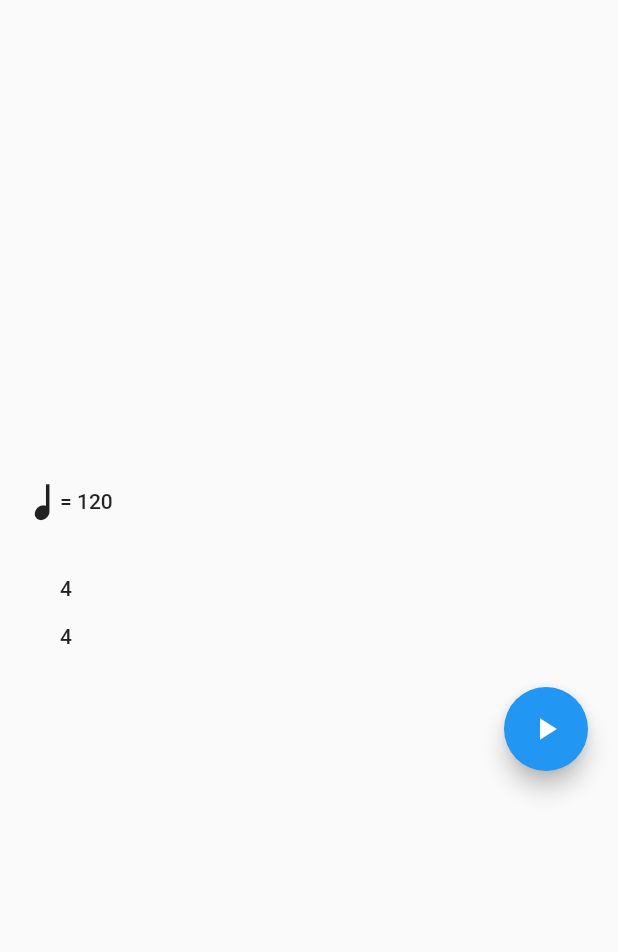
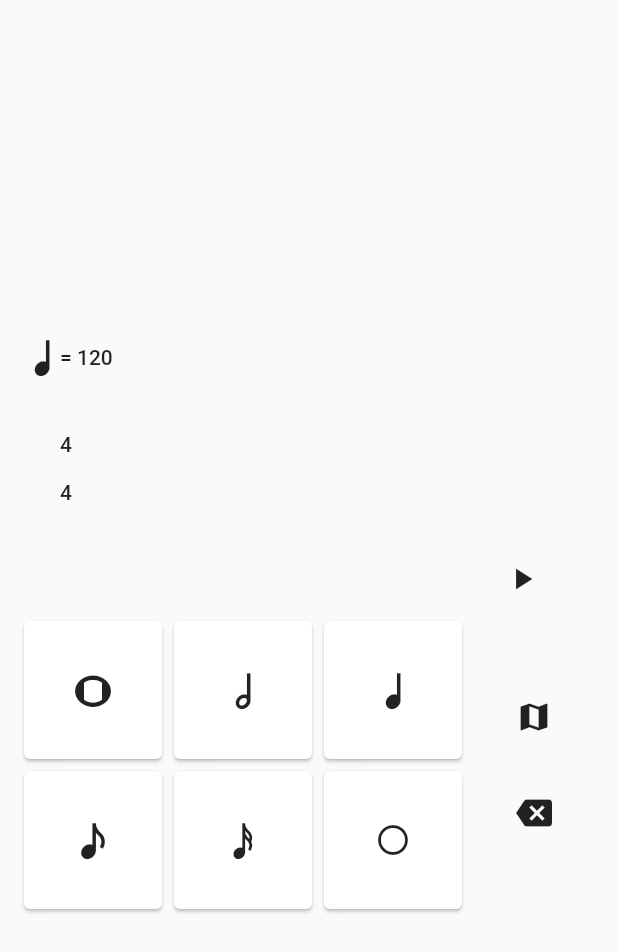
Before and after one commit to zeucapua/rit_app, a Flutter app: the RhythmPlayerPage screen opened directly, on a phone screen of 412 x 824 dp. Shown: the top 952 px of the screen. Run offline on Flutter 3.47's test engine with Material 2 defaults, Android fonts, the phone set to English and light mode, and no system bars; our stand-ins replace numberpicker, shared_preferences; missing offline and left inert: flutter_midi; accounts and stored records are empty.

Commit message:
working RhythmPagePlayer with BeatInputs

```diff
--- /dev/null
+++ b/lib/models/BeatInput.dart
@@ -0,0 +1,40 @@
+import 'package:flutter/material.dart';
+import 'package:rit_app/models/Constants.dart';
+
+class BeatInput extends StatelessWidget {
+
+  BeatInput(this.value, this.onPressed);
+
+  int value;
+  final GestureTapCallback onPressed;
+
+  @override
+  Widget build(BuildContext context) {
+
+    Icon noteIcon;
+
+    // TODO: Make Stateful and add rest equivalents
+    switch (value) {
+      case 16: noteIcon = Icon(Constants.whole); break;
+      case 8: noteIcon = Icon(Constants.half); break;
+      case 4: noteIcon = Icon(Constants.quarter); break;
+      case 2: noteIcon = Icon(Constants.eighth); break;
+      case 1: noteIcon = Icon(Constants.sixteenth); break;
+      case -1: noteIcon = Icon(Icons.radio_button_unchecked); break; // change into dot
+      default: noteIcon = Icon(Constants.quarter); break;
+    }
+
+    return GestureDetector(
+      onTap: onPressed,
+      child: Container(
+        constraints: BoxConstraints(minHeight: 100.0, minWidth: 100.0),
+        child: Card(
+          child: noteIcon,
+        ),
+      )
+    );
+  }
+
+
+
+}
--- a/lib/models/Constants.dart
+++ b/lib/models/Constants.dart
@@ -7,7 +7,7 @@ class Constants {
   static const int MINUTE_IN_MILLISECONDS = 60000;
 
   // IconData for each of the vector notes
-  // TODO: add dotted icons
+  // TODO: add dotted icons and rests
   static const IconData whole = IconData(0xe900, fontFamily: 'whole');
   static const IconData half = IconData(0xe900, fontFamily: 'half');
   static const IconData quarter = IconData(0xe900, fontFamily: 'quarter');
--- a/lib/pages/RhythmPlayerPage.dart
+++ b/lib/pages/RhythmPlayerPage.dart
@@ -5,6 +5,7 @@ import 'package:flutter_midi/flutter_midi.dart';
 
 import 'package:rit_app/models/Beat.dart';
 import 'package:rit_app/models/BeatDisplay.dart';
+import 'package:rit_app/models/BeatInput.dart';
 import 'package:rit_app/models/Constants.dart';
 
 class RhythmPlayerPage extends StatefulWidget { @override RhythmPlayerPageState createState() => RhythmPlayerPageState(); }
@@ -22,6 +23,8 @@ class RhythmPlayerPageState extends State<RhythmPlayerPage> {
   int currentBeat;
   bool isMetronomePlaying;
 
+  bool isInputtingRest;
+
   List<Beat> beats;
   List<BeatDisplay> beatDisplays;
 
@@ -38,6 +41,11 @@ class RhythmPlayerPageState extends State<RhythmPlayerPage> {
           child: Center(
 
               child: Column(
+                mainAxisAlignment: MainAxisAlignment.center,
+                children: <Widget>[
+
+                  // bar display
+                  Column(
                     mainAxisAlignment: MainAxisAlignment.center,
                     crossAxisAlignment: CrossAxisAlignment.center,
                     children: <Widget>[
@@ -94,12 +102,78 @@ class RhythmPlayerPageState extends State<RhythmPlayerPage> {
                         alignment: FractionalOffset.centerRight,
                         child: Container(
                           padding: EdgeInsets.only(right: 20.0),
-                      child: FloatingActionButton(
+                          child: FlatButton(
                             child: isMetronomePlaying ? Icon(Icons.stop) : Icon(Icons.play_arrow),
                             onPressed: () => togglePlayer(),
                           ),
                         ),
+                      ),
+
+
+                    ],
+                  ),
+
+
+                  // beat input
+                  Row(
+                    mainAxisAlignment: MainAxisAlignment.center,
+                    crossAxisAlignment: CrossAxisAlignment.center,
+                    children: <Widget>[
+
+                      Column(
+                        children: <Widget>[
+
+                          Row(
+                            children: <Widget>[
+
+                              BeatInput(16, () => addBeat(Beat(16), isInputtingRest)),
+                              BeatInput(8, () => addBeat(Beat(8), isInputtingRest)),
+                              BeatInput(4, () => addBeat(Beat(4), isInputtingRest)),
+
+
+                            ],
+                          ),
+
+                          Row(
+                            children: <Widget>[
+
+                              BeatInput(2, () => addBeat(Beat(2), isInputtingRest)),
+                              BeatInput(1, () => addBeat(Beat(1), isInputtingRest)),
+                              BeatInput(-1, () => addBeat(Beat(-1), isInputtingRest)),
+
+                            ],
                           )
+
+                        ],
+
+
+
+                      ),
+
+
+                      Column(
+                        children: <Widget>[
+
+                          FlatButton(
+                            child: Icon(Icons.map), // TODO: change into "rest & quarter"
+                            onPressed: () => isInputtingRest = isInputtingRest ? false : true,
+                          ),
+
+                          Divider(),
+
+                          FlatButton(
+                            child: Icon(Icons.backspace),
+                            onPressed: () => deleteBeat()
+                          )
+
+
+                        ],
+                      )
+
+
+                    ],
+                  )
+
 
                 ],
               )
@@ -107,7 +181,6 @@ class RhythmPlayerPageState extends State<RhythmPlayerPage> {
         ),
       ),
 
-      //floatingActionButton: FloatingActionButton(onPressed: () => addBeat(Beat(2), true)),
 
     );
 
@@ -134,6 +207,7 @@ class RhythmPlayerPageState extends State<RhythmPlayerPage> {
     // initialize beats and displays
     initBeats();
     initBeatDisplays();
+    isInputtingRest = false;
 
     // initialize midi
     loadSound('assets/sounds/Steinway+Grand+Piano+ER3A.sf2');
@@ -150,6 +224,7 @@ class RhythmPlayerPageState extends State<RhythmPlayerPage> {
       tempo = toSet;
     });
     setTempoDuration();
+    setBeatsDurations();
   }
   void setMetronomeIcon() {
     setState(() {
@@ -172,8 +247,9 @@ class RhythmPlayerPageState extends State<RhythmPlayerPage> {
     setState(() {
       topTimeSignature = topToSet;
       bottomTimeSignature = botToSet;
+    });
+
     resetBeatDisplays();
-    });
 
   }
   void loadSound(String asset) async {
@@ -186,15 +262,22 @@ class RhythmPlayerPageState extends State<RhythmPlayerPage> {
     beats = [];
   }
   void addBeat(Beat toAdd, bool isNote) {
-
+    // TODO: add dotted and rest functions
     // check if able to add onto bar based on time signature
-    int timeSignatureSum = topTimeSignature * bottomTimeSignature;
+    int bottomValue = 0;
+    switch (bottomTimeSignature) {
+      case 8: bottomValue = 2; break;
+      case 4: bottomValue = 4; break;
+      case 2: bottomValue = 8; break;
+    }
+    int timeSignatureSum = topTimeSignature * bottomValue;
+    print(timeSignatureSum);
     int beatsSum = 0;
     beats.forEach((beat) => beatsSum += beat.value);
 
     if (beatsSum + toAdd.value > timeSignatureSum) {
       final errorBar = SnackBar(
-        content: Text('Bar already full!'),
+        content: Text('Adding would be over time signature!'),
         action: SnackBarAction(label: 'Okay', onPressed: () => {}),
       );
       _scaffoldKey.currentState.showSnackBar(errorBar);
@@ -214,11 +297,24 @@ class RhythmPlayerPageState extends State<RhythmPlayerPage> {
 
   }
   void deleteBeat() {
+    if (beatDisplays.length != 0) {
       setState(() {
         beats.removeLast();
         beatDisplays = List.from(beatDisplays)..removeLast();
       });
     }
+    else {
+      final errorBar = SnackBar(
+        content: Text('Nothing to delete!'),
+        action: SnackBarAction(label: 'Okay', onPressed: () => {}),
+      );
+      _scaffoldKey.currentState.showSnackBar(errorBar);
+    }
+  }
+  void setBeatsDurations() {
+    beats.forEach((beat) => beat.setBeatDuration(bottomTimeSignature, tempoDuration));
+  }
+
 
   // widget functions
   void initBeatDisplays() {
@@ -226,8 +322,10 @@ class RhythmPlayerPageState extends State<RhythmPlayerPage> {
     beats.forEach((beat) => beatDisplays.add(BeatDisplay(beat.value)));
   }
   void resetBeatDisplays() {
-    initBeats();
-    initBeatDisplays();
+    setState(() {
+      beats = List.from(beats)..clear();
+      beatDisplays = List.from(beatDisplays)..clear();
+    });
   }
   void disableBeatDisplays() {
     print('disable');
@@ -241,6 +339,7 @@ class RhythmPlayerPageState extends State<RhythmPlayerPage> {
     int timeSignatureSum = topTimeSignature * bottomTimeSignature;
     int beatsSum = 0;
     beats.forEach((beat) => beatsSum += beat.value);
+    print(beatsSum);
     return beatsSum == timeSignatureSum;
   }
   void showTempoDialog() {
```
Also changed, not shown: lib/pages/MetronomePage.dart (+18 -11 lines). Lines whose indentation alone changed are shown as unchanged.
